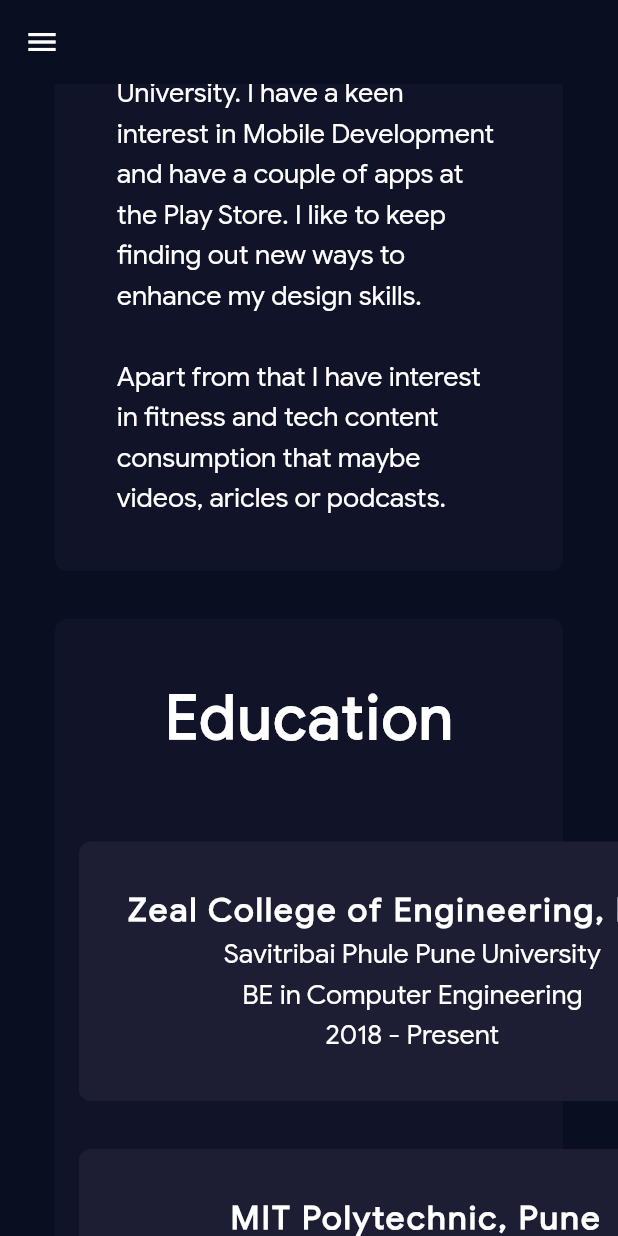
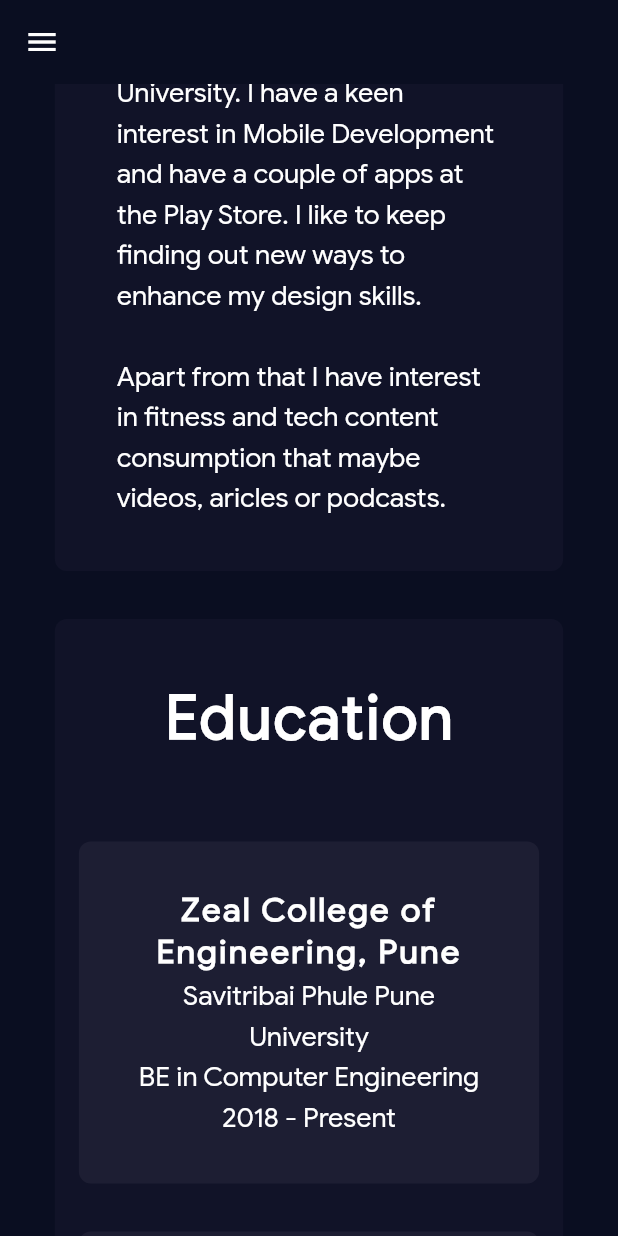
Before and after one commit to abd99/abd_portfolio, a Flutter app: the screen it shows after launch, scrolled down 576 dp, on a phone screen of 412 x 824 dp. Run offline on Flutter 3.47's test engine with Material 2 defaults, Android fonts, the phone set to English and light mode, and no system bars; our stand-ins replace font_awesome_flutter.

Commit message:
Fix education info layout structure

```diff
--- a/lib/components/education_info.dart
+++ b/lib/components/education_info.dart
@@ -8,8 +8,7 @@
 
 class EducationInfo extends StatelessWidget {
   final List<Widget> educationCards = [
-    Expanded(
-      child: ReusableCard(
+    ReusableCard(
       customColor: kActiveCardColor,
       cardChild: EducationCard(
         collegeName: 'Zeal College of Engineering\, Pune',
@@ -18,16 +17,13 @@
         courseName: 'BE in Computer Engineering',
       ),
     ),
-    ),
-    Expanded(
-      child: ReusableCard(
+    ReusableCard(
       customColor: kActiveCardColor,
       cardChild: EducationCard(
         collegeName: 'MIT Polytechnic\, Pune',
         universityName: 'Maharashtra State Board of Technical Education',
         year: '2015 - 2018',
         courseName: 'Diploma in Computer Engineering',
-        ),
       ),
     ),
   ];
@@ -55,13 +51,16 @@
               height: MediaQuery.of(context).size.height * 0.05,
             ),
             ResponsiveWidget(
-              largeScreen: Row(
-                mainAxisAlignment: MainAxisAlignment.center,
+              largeScreen: Wrap(
+                // mainAxisAlignment: MainAxisAlignment.center,
+                direction: Axis.horizontal,
+                alignment: WrapAlignment.center,
+
                 children: educationCards,
               ),
               smallScreen: Wrap(
-                runAlignment: WrapAlignment.center,
-                direction: Axis.vertical,
+                alignment: WrapAlignment.center,
+                direction: Axis.horizontal,
                 children: educationCards,
               ),
             )
```
Lines whose indentation alone changed are shown as unchanged.
